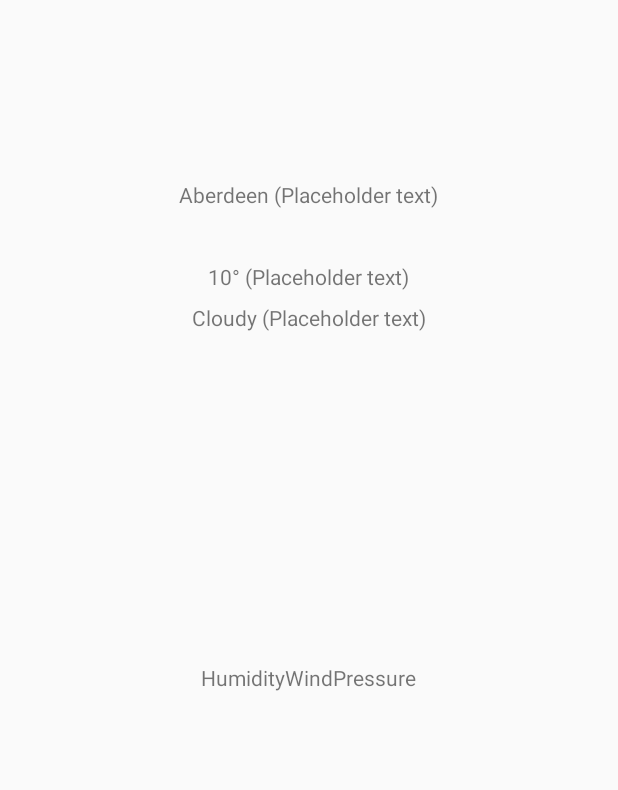
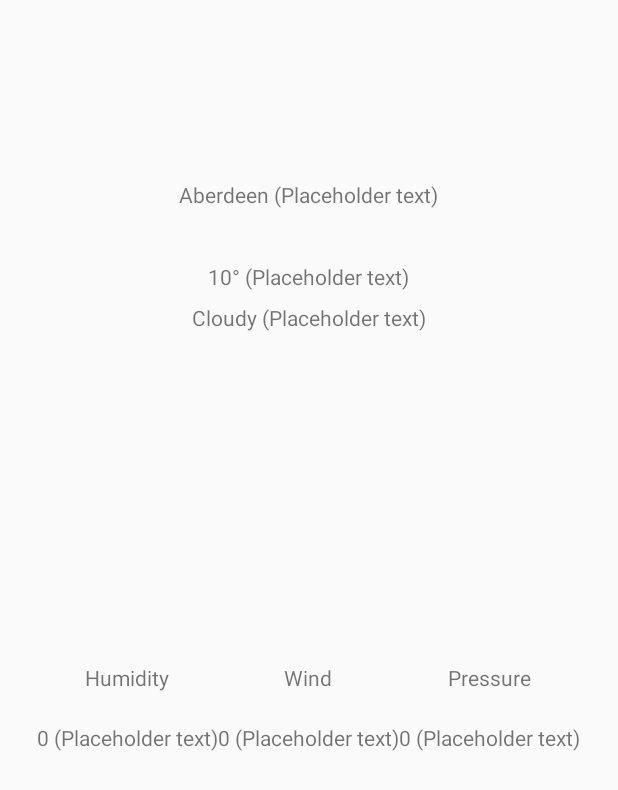
Before and after one commit to frostdog1/android-weather-api, an Android app: the screen it shows after launch (MainActivity), on a phone screen of 412 x 824 dp. Shown: the top 790 px of the screen. Run offline under Robolectric (Android 15) with nearby library versions, the phone set to English and light mode, and no system bars.

Commit message:
Made compatible with lab computers (change project level build.gradle file gradle classpath to 3.4.2 for lab computers, 3.5.1 for home computers)

```diff
--- a/app/build.gradle
+++ b/app/build.gradle
@@ -1,13 +1,13 @@
 apply plugin: 'com.android.application'
 
 android {
-    compileSdkVersion 28
-    buildToolsVersion '28.0.3'
+    compileSdkVersion 29
+    buildToolsVersion '29.0.2'
 
     defaultConfig {
         applicationId "com.rgu.coursework"
         minSdkVersion 21
-        targetSdkVersion 28
+        targetSdkVersion 29
         versionCode 1
         versionName "1.0"
         testInstrumentationRunner "androidx.test.runner.AndroidJUnitRunner"
--- a/app/src/main/java/ac/rgu/coursework/AsyncWeatherDownloader.java
+++ b/app/src/main/java/ac/rgu/coursework/AsyncWeatherDownloader.java
@@ -1,7 +1,6 @@
 package ac.rgu.coursework;
 
 import android.os.AsyncTask;
-import android.util.Log;
 
 import ac.rgu.coursework.interfaces.WeatherDownloaderController;
 
--- a/app/src/main/java/ac/rgu/coursework/view/SimpleWeatherView.java
+++ b/app/src/main/java/ac/rgu/coursework/view/SimpleWeatherView.java
@@ -68,5 +68,6 @@ public class SimpleWeatherView extends FrameLayout {
                     // Humidity
             }
         }
+        mValueView.setText("0 (Placeholder text)");
     }
 }
--- a/app/src/main/res/layout/simple_weather_view.xml
+++ b/app/src/main/res/layout/simple_weather_view.xml
@@ -9,12 +9,14 @@
         android:id="@+id/simple_weather_view_title"
         android:layout_width="match_parent"
         android:layout_height="40dp"
-        android:layout_gravity="center_horizontal" />
+        android:layout_gravity="center_horizontal"
+        android:gravity="center_horizontal" />
 
     <!-- Value -->
     <TextView
         android:id="@+id/simple_weather_view_value"
         android:layout_width="match_parent"
         android:layout_height="40dp"
-        android:layout_marginTop="40dp" />
+        android:layout_marginTop="40dp"
+        android:gravity="center_horizontal" />
 </FrameLayout>
--- a/build.gradle
+++ b/build.gradle
@@ -7,7 +7,7 @@ buildscript {
 
     }
     dependencies {
-        classpath 'com.android.tools.build:gradle:3.5.1'
+        classpath 'com.android.tools.build:gradle:3.4.2' // Set 3.4.2 for lab computers | 3.5.1 for home
 
         // NOTE: Do not place your application dependencies here; they belong
         // in the individual module build.gradle files
```
